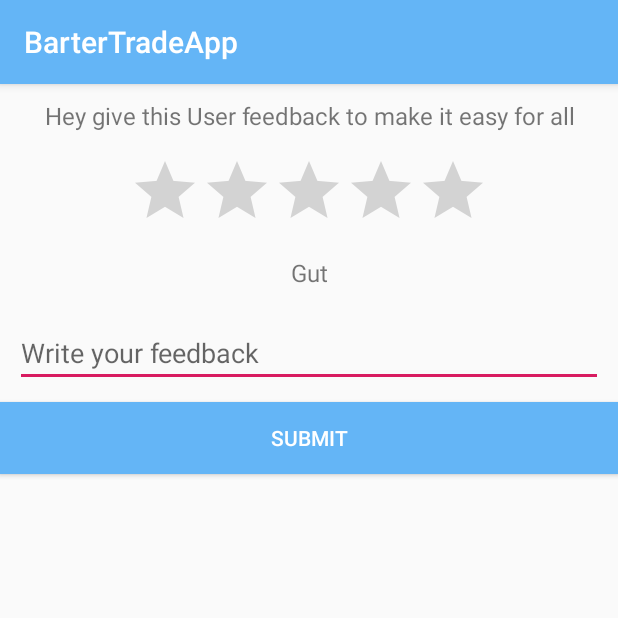
After one commit to SM-91/BarterTradeApp, an Android app: the fragment FeedbackFragment shown on its own in the app's theme, on a phone screen of 412 x 824 dp, the top half of it. The commit adds this screen. Run offline under Robolectric (Android 15) with nearby library versions, the phone set to English and light mode, and no system bars; our stand-ins replace Firebase (no records; nobody signed in at launch, a user with empty details on screens opened directly).

Commit message:
UPDATE: working on feedback (not completed)

```diff
--- a/app/build.gradle
+++ b/app/build.gradle
@@ -52,8 +52,6 @@ dependencies {
     implementation 'com.android.support:multidex:1.0.3'
 
 
-
-
     // Picasso Lib for Images
     implementation 'com.squareup.picasso:picasso:2.71828'
 
--- /dev/null
+++ b/app/src/main/java/com/example/bartertradeapp/JavaClasses/FeedbackFragment.java
@@ -0,0 +1,107 @@
+package com.example.bartertradeapp.JavaClasses;
+
+import android.os.Bundle;
+import android.view.LayoutInflater;
+import android.view.View;
+import android.view.ViewGroup;
+import android.widget.Button;
+import android.widget.EditText;
+import android.widget.RatingBar;
+import android.widget.TextView;
+import android.widget.Toast;
+
+import androidx.annotation.NonNull;
+import androidx.annotation.Nullable;
+
+import com.example.bartertradeapp.DataModels.RatingModel;
+import com.example.bartertradeapp.R;
+import com.google.firebase.auth.FirebaseAuth;
+import com.google.firebase.database.FirebaseDatabase;
+
+import java.text.DateFormat;
+import java.util.Calendar;
+
+public class FeedbackFragment extends BaseFragment {
+
+        RatingBar rating_bar;
+        TextView default_feedback;
+        EditText user_feedback;
+        Button btn_submit;
+        RatingModel ratingdata;
+        int rate;
+
+    @Nullable
+        @Override
+        public View onCreateView(@NonNull LayoutInflater inflater, @Nullable ViewGroup container, @Nullable Bundle savedInstanceState) {
+            View view = inflater.inflate(R.layout.fragment_feedback,container,false);
+            rating_bar = view.findViewById(R.id.rating_bar);
+            default_feedback = view.findViewById(R.id.text_feedback);
+            user_feedback = view.findViewById(R.id.edittext_feedback);
+            btn_submit = view.findViewById(R.id.submit_button);
+            uploadAuth = FirebaseAuth.getInstance();
+
+            ratingdata = new RatingModel();
+
+
+            rating_bar.setOnRatingBarChangeListener(new RatingBar.OnRatingBarChangeListener() {
+                @Override
+                public void onRatingChanged(RatingBar ratingBar, float rating, boolean fromUser) {
+
+                    rate = (int)rating;
+                    switch (rate) {
+                        case 1:
+                            default_feedback.setText("Schlechte");
+                            break;
+                        case 2:
+                            default_feedback.setText("unterdurchschnittlich");
+                            break;
+                        case 3:
+                            default_feedback.setText("Durchschnittlich");
+                            break;
+                        case 4:
+                            default_feedback.setText("gut");
+                            break;
+                        case 5:
+                            default_feedback.setText("Ausgezeichnet");
+                            break;
+                    }
+                }
+
+
+            });
+
+
+            btn_submit.setOnClickListener(new View.OnClickListener() {
+                @Override
+                public void onClick(View v) {
+                    Toast.makeText(getContext(), "need to post data from here to DB", Toast.LENGTH_SHORT).show();
+                    postingdata();
+                }
+            });
+
+            return view;
+        }
+    private void postingdata() {
+
+        String myCurrentDateTime = DateFormat.getDateTimeInstance()
+                .format(Calendar.getInstance().getTime());
+        ratingdata.setCurrentDateTime(myCurrentDateTime);
+        ratingdata.setRating(rate);
+        ratingdata.setBuyerid(uploadAuth.getCurrentUser().getUid());
+        ratingdata.setSellerid("asd");
+        ratingdata.setFeedback(user_feedback.getText().toString());
+
+        databaseReference = FirebaseDatabase.getInstance().getReference("Users").child("UserRating")
+                .child(myCurrentDateTime);
+        databaseReference.setValue(ratingdata);
+
+
+
+       /*         getReference(uploadAuth.getUid()).child("");
+
+
+        initEdittext();
+        databaseReference.push().setValue(userUploadProductModel);*/
+    }
+
+    }
--- /dev/null
+++ b/app/src/main/res/layout/fragment_feedback.xml
@@ -0,0 +1,69 @@
+<?xml version="1.0" encoding="utf-8"?>
+<RelativeLayout
+    xmlns:android="http://schemas.android.com/apk/res/android"
+    android:layout_width="match_parent"
+    android:layout_height="match_parent">
+
+    <LinearLayout
+        android:id="@+id/linear_layout"
+        android:layout_width="match_parent"
+        android:layout_height="wrap_content"
+        android:orientation="vertical"
+        android:gravity="center">
+
+        <TextView
+            android:layout_width="match_parent"
+            android:layout_height="wrap_content"
+            android:textSize="16sp"
+            android:layout_margin="10dp"
+            android:textAlignment="center"
+            android:text="Hey give this User feedback to make it easy for all">
+        </TextView>
+
+        <androidx.appcompat.widget.AppCompatRatingBar
+            android:id="@+id/rating_bar"
+            android:theme="@style/Widget.AppCompat.RatingBar"
+            android:paddingTop="5dp"
+            android:stepSize="1"
+            android:numStars="5"
+            android:progressTint="@color/yellow"
+            android:layout_width="wrap_content"
+            android:layout_height="wrap_content">
+
+        </androidx.appcompat.widget.AppCompatRatingBar>
+
+        <TextView
+            android:id="@+id/text_feedback"
+            android:layout_width="match_parent"
+            android:layout_height="wrap_content"
+            android:textSize="16sp"
+            android:layout_margin="10dp"
+            android:textAlignment="center"
+            android:text="Gut">
+        </TextView>
+
+    </LinearLayout>
+
+    <EditText
+        android:id="@+id/edittext_feedback"
+        android:layout_below="@+id/linear_layout"
+        android:layout_width="match_parent"
+        android:layout_height="wrap_content"
+        android:layout_margin="10dp"
+        android:hint="Write your feedback">
+
+    </EditText>
+
+    <Button
+        android:id="@+id/submit_button"
+        android:layout_width="match_parent"
+        android:layout_height="wrap_content"
+        android:layout_below="@+id/edittext_feedback"
+        android:text="Submit"
+        android:textColor="@color/white"
+        android:background="@color/colorPrimary">
+    </Button>
+
+
+
+</RelativeLayout>
--- a/app/src/main/res/values/colors.xml
+++ b/app/src/main/res/values/colors.xml
@@ -11,4 +11,5 @@
     <color name="black">#000000</color>
     <color name="white">#FFFFFF</color>
     <color name="grey">#808080 </color>
+    <color name="yellow">#ffdf00  </color>
 </resources>
--- a/app/src/main/res/values/strings.xml
+++ b/app/src/main/res/values/strings.xml
@@ -41,7 +41,6 @@
     <string name="pick_place">Choose a place</string>
 
 
-
     <!-- TODO: Remove or change this placeholder text -->
     <string name="hello_blank_fragment">Hello blank fragment</string>
 
```
Also changed, not shown: app/src/main/java/com/example/bartertradeapp/DataModels/RatingModel.java (added, +69 -0 lines).
